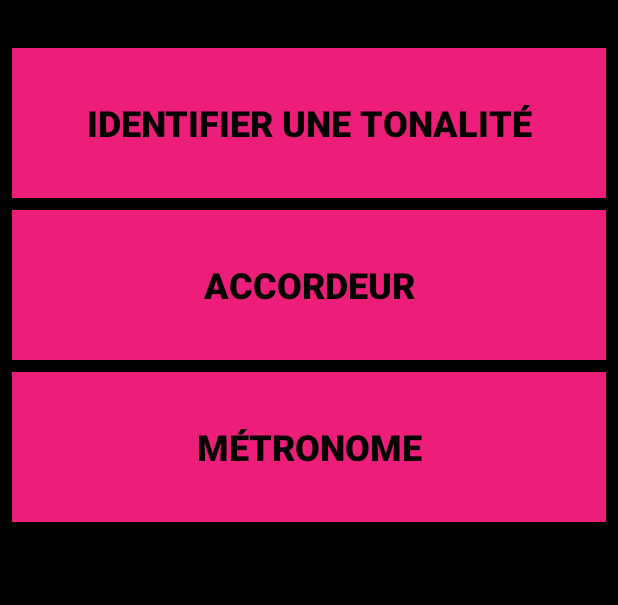
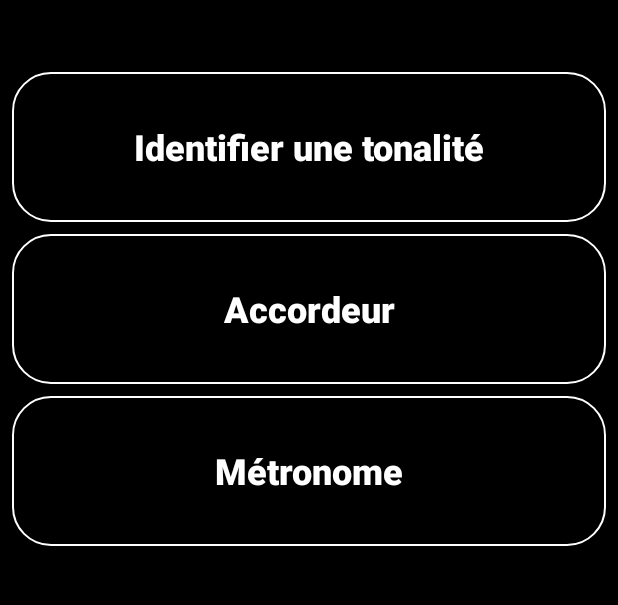
Before and after one commit to RomainS64/CheatScale, an Android app: the screen it shows after launch (MainActivity), on a phone screen of 412 x 824 dp, the part 500-1105 px from its top. Run offline under Robolectric (Android 15) with nearby library versions, the phone set to English and light mode, and no system bars.

Commit message:
Design page accueil

```diff
--- /dev/null
+++ b/app/src/main/res/drawable/bouton_custom.xml
@@ -0,0 +1,7 @@
+<?xml version="1.0" encoding="utf-8"?>
+<shape xmlns:android="http://schemas.android.com/apk/res/android" android:shape="rectangle">
+
+    <stroke android:color="#FFFFFF" android:width="1dp"></stroke>
+
+    <corners android:radius="25dp"></corners>
+</shape>
--- a/app/src/main/res/layout/activity_main.xml
+++ b/app/src/main/res/layout/activity_main.xml
@@ -24,14 +24,15 @@
         android:layout_height="100dp"
         android:layout_marginStart="8dp"
         android:layout_marginLeft="8dp"
-        android:layout_marginTop="32dp"
+        android:layout_marginTop="48dp"
         android:layout_marginEnd="8dp"
         android:layout_marginRight="8dp"
-        android:background="#ED1E79"
         android:text="@string/identifier_une_tonalit"
-        android:textColor="#000000"
+        android:textColor="#FFFFFF"
         android:textSize="24sp"
         android:textStyle="bold"
+        android:background="@drawable/bouton_custom"
+        android:textAllCaps="false"
         app:layout_constraintEnd_toEndOf="parent"
         app:layout_constraintStart_toStartOf="parent"
         app:layout_constraintTop_toBottomOf="@+id/logo" />
@@ -45,9 +46,10 @@
         android:layout_marginTop="8dp"
         android:layout_marginEnd="8dp"
         android:layout_marginRight="8dp"
-        android:background="#ED1E79"
+        android:background="@drawable/bouton_custom"
+        android:textAllCaps="false"
         android:text="@string/accordeur"
-        android:textColor="#000000"
+        android:textColor="#FFFFFF"
         android:textSize="24sp"
         android:textStyle="bold"
         app:layout_constraintEnd_toEndOf="parent"
@@ -63,9 +65,10 @@
         android:layout_marginTop="8dp"
         android:layout_marginEnd="8dp"
         android:layout_marginRight="8dp"
-        android:background="#ED1E79"
+        android:background="@drawable/bouton_custom"
+        android:textAllCaps="false"
         android:text="@string/m_tronome"
-        android:textColor="#000000"
+        android:textColor="#FFFFFF"
         android:textSize="24sp"
         android:textStyle="bold"
         app:layout_constraintEnd_toEndOf="parent"
```
